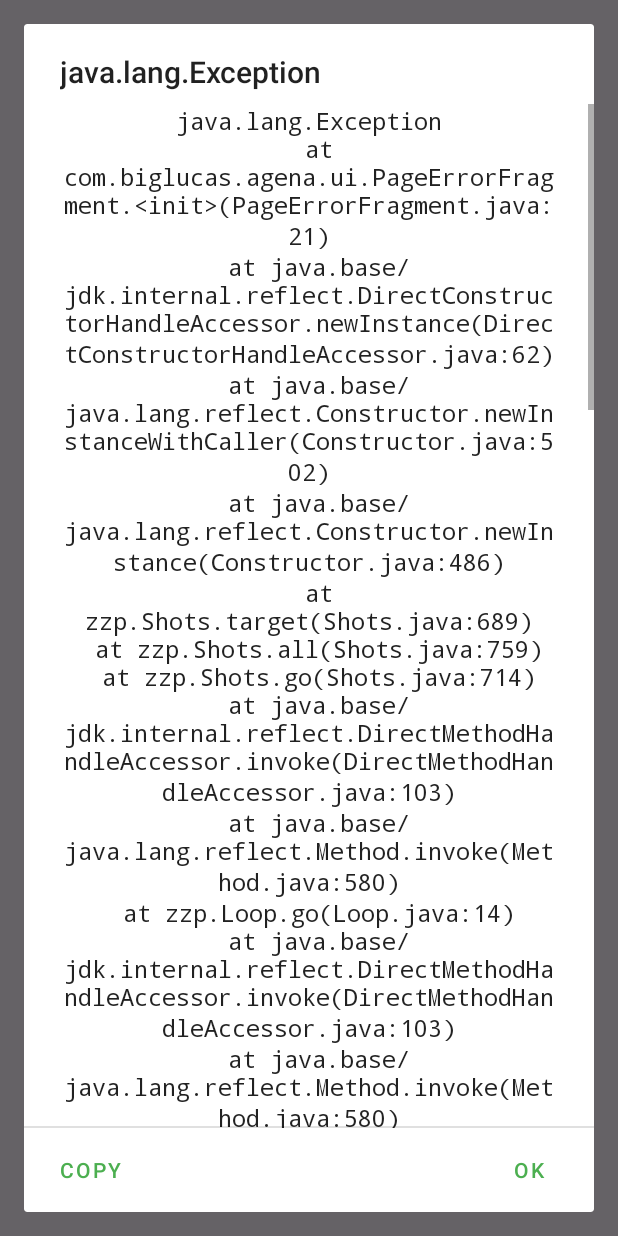
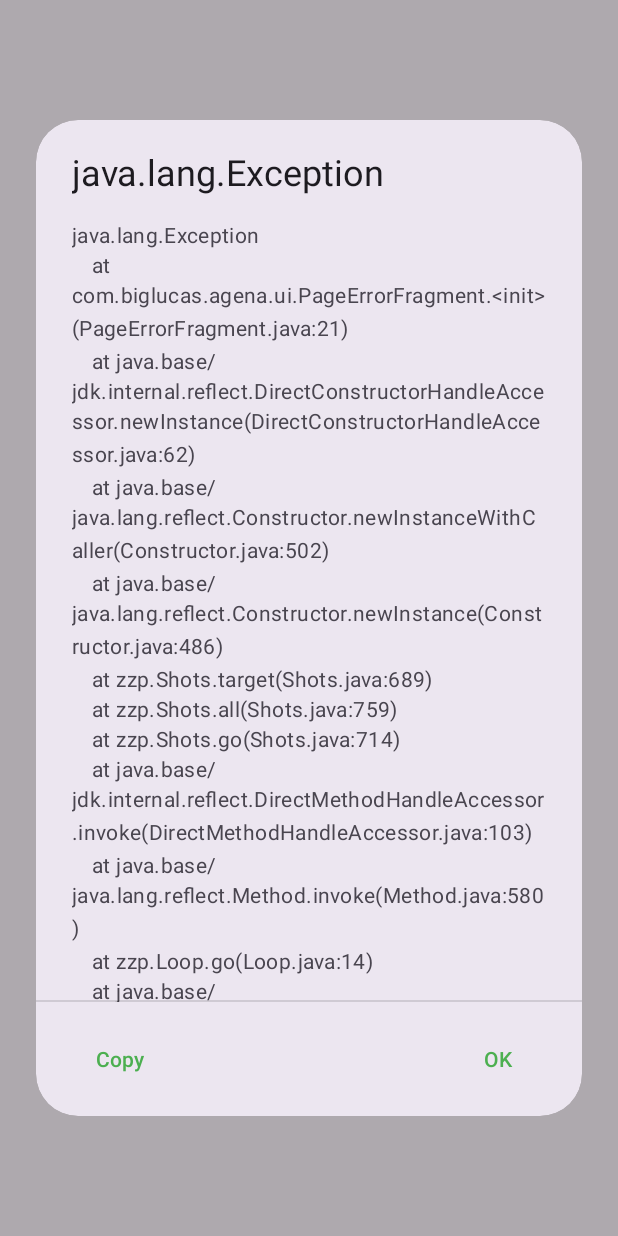
Before and after one commit to lucasew/agena, an Android app: the fragment PageErrorFragment shown on its own in the app's theme, after a tap on "More information", on a phone screen of 412 x 824 dp. Run offline under Robolectric (Android 15) with nearby library versions, the phone set to English and light mode, and no system bars; network calls fail.

Commit message:
Fix Material You theming issues and improve UI consistency
Layout improvements:
- Changed URL input to OutlinedBox.Dense style (thinner appearance)
- Reduced URL input text size to 14sp for better readability
- Added margin between URL input and buttons

Dynamic button theming:
- Replaced Button with MaterialButton in GeminiPageContentFragment
- Links in Gemini pages now follow Material You dynamic colors

Dialog improvements:
- Replaced AlertDialog with MaterialAlertDialogBuilder for stacktrace
- Stacktrace dialogs now properly themed with Material You colors

Icon adjustments:
- Removed red tint from error warning icon
- Icon now uses default system coloring

Status and Navigation bar theming:
- Changed statusBarColor to use colorSurface (follows dynamic colors)
- Changed navigationBarColor to use colorSurface (follows dynamic colors)
- Set windowLightStatusBar/windowLightNavigationBar for proper icon colors
- Light mode uses light bars, dark mode uses dark bars

All UI elements now properly respond to Material You dynamic theming
on Android 12+ devices.

```diff
--- a/app/src/main/java/com/biglucas/agena/protocol/gemini/GeminiPageContentFragment.java
+++ b/app/src/main/java/com/biglucas/agena/protocol/gemini/GeminiPageContentFragment.java
@@ -8,7 +8,6 @@ import android.view.LayoutInflater;
 import android.view.MotionEvent;
 import android.view.View;
 import android.view.ViewGroup;
-import android.widget.Button;
 import android.widget.HorizontalScrollView;
 import android.widget.LinearLayout;
 import android.widget.TextView;
@@ -18,6 +17,7 @@ import androidx.fragment.app.Fragment;
 
 import com.biglucas.agena.R;
 import com.biglucas.agena.utils.Invoker;
+import com.google.android.material.button.MaterialButton;
 
 import java.net.URI;
 import java.util.ArrayList;
@@ -85,7 +85,7 @@ public class GeminiPageContentFragment extends Fragment {
                 if (label.length() == 0) {
                     label = buttonURI;
                 }
-                Button button = new Button(this.getContext());
+                MaterialButton button = new MaterialButton(this.getContext());
                 button.setText(label);
                 button.setAllCaps(false);
 
--- a/app/src/main/java/com/biglucas/agena/utils/StacktraceDialogHandler.java
+++ b/app/src/main/java/com/biglucas/agena/utils/StacktraceDialogHandler.java
@@ -1,6 +1,5 @@
 package com.biglucas.agena.utils;
 
-import android.app.AlertDialog;
 import android.content.ClipData;
 import android.content.ClipboardManager;
 import android.content.Context;
@@ -11,6 +10,7 @@ import android.widget.TextView;
 import android.widget.Toast;
 
 import com.biglucas.agena.R;
+import com.google.android.material.dialog.MaterialAlertDialogBuilder;
 
 import java.io.PrintWriter;
 import java.io.StringWriter;
@@ -26,7 +26,7 @@ public class StacktraceDialogHandler {
         show(view.getContext());
     }
     public void show(Context context) {
-        AlertDialog.Builder builder = new AlertDialog.Builder(context);
+        MaterialAlertDialogBuilder builder = new MaterialAlertDialogBuilder(context);
         builder.setPositiveButton("OK", null);
         builder.setTitle(exception.getClass().getName());
         StringWriter sw = new StringWriter();
@@ -43,9 +43,6 @@ public class StacktraceDialogHandler {
             Toast.makeText(context, R.string.stacktrace_copied, Toast.LENGTH_SHORT).show();
         });
 
-        AlertDialog dialog = builder.show();
-        TextView messageView = (TextView) dialog.findViewById(android.R.id.message);
-        messageView.setTypeface(Typeface.MONOSPACE);
-        messageView.setGravity(Gravity.CENTER);
+        builder.show();
     }
 }
--- a/app/src/main/res/layout/page_activity.xml
+++ b/app/src/main/res/layout/page_activity.xml
@@ -20,14 +20,16 @@
                 android:layout_width="0dp"
                 android:layout_height="wrap_content"
                 android:layout_weight="1"
-                style="@style/Widget.Material3.TextInputLayout.FilledBox.Dense">
+                android:layout_marginEnd="4dp"
+                style="@style/Widget.Material3.TextInputLayout.OutlinedBox.Dense">
 
                 <com.google.android.material.textfield.TextInputEditText
                     android:id="@+id/browser_url"
                     android:layout_height="wrap_content"
                     android:layout_width="match_parent"
                     android:inputType="textUri"
-                    android:singleLine="true" />
+                    android:singleLine="true"
+                    android:textSize="14sp" />
             </com.google.android.material.textfield.TextInputLayout>
 
             <com.google.android.material.button.MaterialButton
--- a/app/src/main/res/layout/page_error_fragment.xml
+++ b/app/src/main/res/layout/page_error_fragment.xml
@@ -26,8 +26,7 @@
                 android:layout_gravity="center"
                 android:contentDescription="@string/warning_icon"
                 android:scaleType="fitCenter"
-                android:src="@android:drawable/stat_sys_warning"
-                app:tint="?attr/colorError" />
+                android:src="@android:drawable/stat_sys_warning" />
 
             <TextView
                 android:id="@+id/page_error_label"
--- a/app/src/main/res/values-night/themes.xml
+++ b/app/src/main/res/values-night/themes.xml
@@ -9,8 +9,11 @@
         <item name="colorSecondary">@color/teal_200</item>
         <item name="colorSecondaryVariant">@color/teal_200</item>
         <item name="colorOnSecondary">@color/black</item>
-        <!-- Status bar color. -->
-        <item name="android:statusBarColor" tools:targetApi="l">?attr/colorPrimaryVariant</item>
+        <!-- Status bar and navigation bar colors (use surface for Material You) -->
+        <item name="android:statusBarColor" tools:targetApi="l">?attr/colorSurface</item>
+        <item name="android:navigationBarColor" tools:targetApi="l">?attr/colorSurface</item>
+        <item name="android:windowLightStatusBar" tools:targetApi="m">false</item>
+        <item name="android:windowLightNavigationBar" tools:targetApi="o_mr1">false</item>
         <!-- Enable dynamic colors for Material You (Android 12+) -->
         <item name="dynamicColorThemeOverlay">@style/ThemeOverlay.Material3.DynamicColors.DayNight</item>
         <!-- Customize your theme here. -->
--- a/app/src/main/res/values/themes.xml
+++ b/app/src/main/res/values/themes.xml
@@ -9,8 +9,11 @@
         <item name="colorSecondary">@color/teal_200</item>
         <item name="colorSecondaryVariant">@color/teal_700</item>
         <item name="colorOnSecondary">@color/black</item>
-        <!-- Status bar color. -->
-        <item name="android:statusBarColor" tools:targetApi="l">?attr/colorPrimaryVariant</item>
+        <!-- Status bar and navigation bar colors (use surface for Material You) -->
+        <item name="android:statusBarColor" tools:targetApi="l">?attr/colorSurface</item>
+        <item name="android:navigationBarColor" tools:targetApi="l">?attr/colorSurface</item>
+        <item name="android:windowLightStatusBar" tools:targetApi="m">true</item>
+        <item name="android:windowLightNavigationBar" tools:targetApi="o_mr1">true</item>
         <!-- Enable dynamic colors for Material You (Android 12+) -->
         <item name="dynamicColorThemeOverlay">@style/ThemeOverlay.Material3.DynamicColors.DayNight</item>
         <!-- Customize your theme here. -->
```
